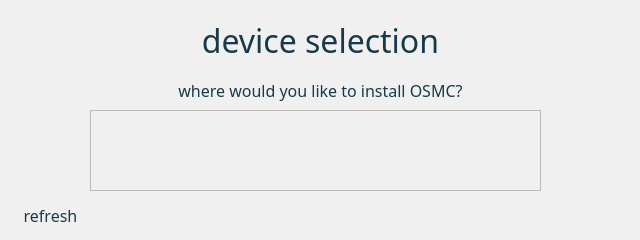
Qt form installer/host/qt_host_installer/deviceselection.ui (osmc/osmc) before a commit.
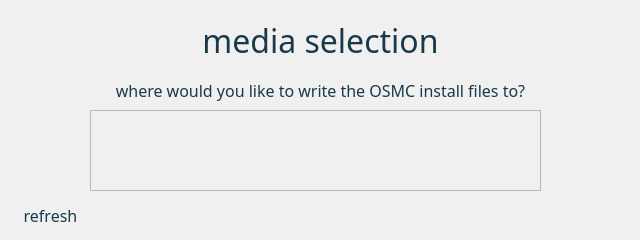
The same form after that commit. Icons and pictures are not drawn.

The edit to the form file:
```diff
--- a/installer/host/qt_host_installer/deviceselection.ui
+++ b/installer/host/qt_host_installer/deviceselection.ui
@@ -37,7 +37,7 @@
 background: rgb(240, 240, 240, 0);</string>
    </property>
    <property name="text">
-    <string>device selection</string>
+    <string>media selection</string>
    </property>
    <property name="alignment">
     <set>Qt::AlignCenter</set>
@@ -63,7 +63,7 @@
 background: rgb(240, 240, 240, 0);</string>
    </property>
    <property name="text">
-    <string>where would you like to install OSMC?</string>
+    <string>where would you like to write the OSMC install files to?</string>
    </property>
    <property name="alignment">
     <set>Qt::AlignCenter</set>
```
